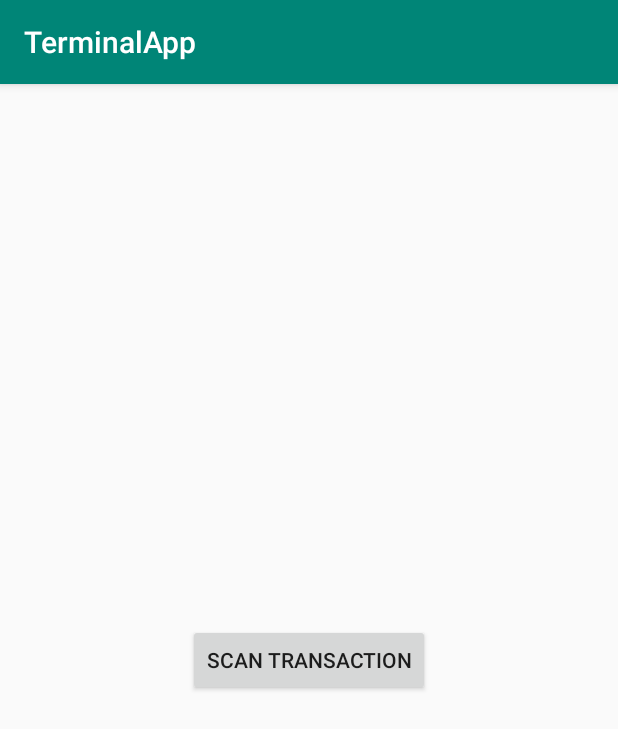
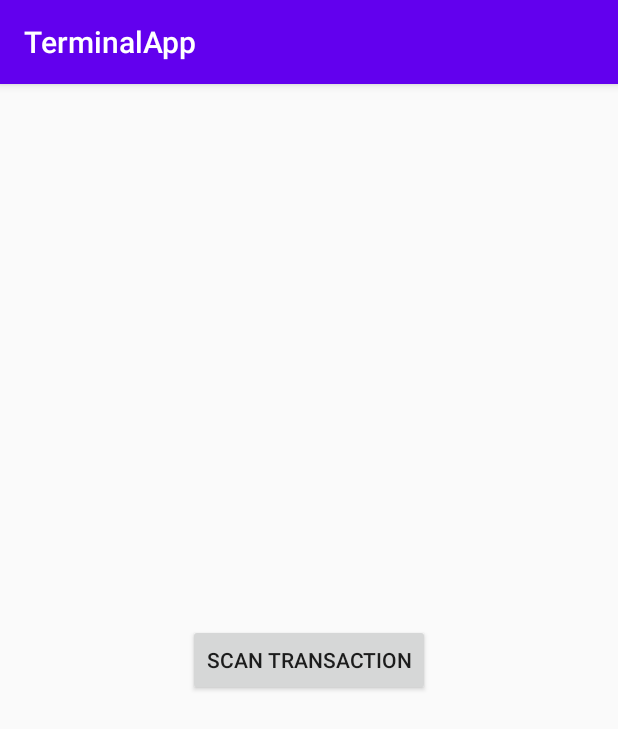
Before and after one commit to lemosf-ppb/feup-cmov, an Android app: the screen it shows after launch (MainActivity), on a phone screen of 412 x 824 dp. Shown: the top 729 px of the screen. Run offline under Robolectric (Android 15) with nearby library versions, the phone set to English and light mode, and no system bars.

Commit message:
fixed total price display and changed app colors

```diff
--- a/Project1/TerminalApp/app/src/main/res/values/colors.xml
+++ b/Project1/TerminalApp/app/src/main/res/values/colors.xml
@@ -1,8 +1,8 @@
 <?xml version="1.0" encoding="utf-8"?>
 <resources>
-    <color name="colorPrimary">#008577</color>
-    <color name="colorPrimaryDark">#00574B</color>
-    <color name="colorAccent">#D81B60</color>
+    <color name="colorPrimary">#6200EE</color>
+    <color name="colorPrimaryDark">#3700B3</color>
+    <color name="colorAccent">#BB86FC</color>
     <color name="red">#ff0000</color>
     <color name="green">#00ff00</color>
     <color name="white">#ffffff</color>
```
Also changed, not shown: Project1/TerminalApp/app/src/main/java/com/example/terminalapp/MainActivity.java (+18 -12 lines).
